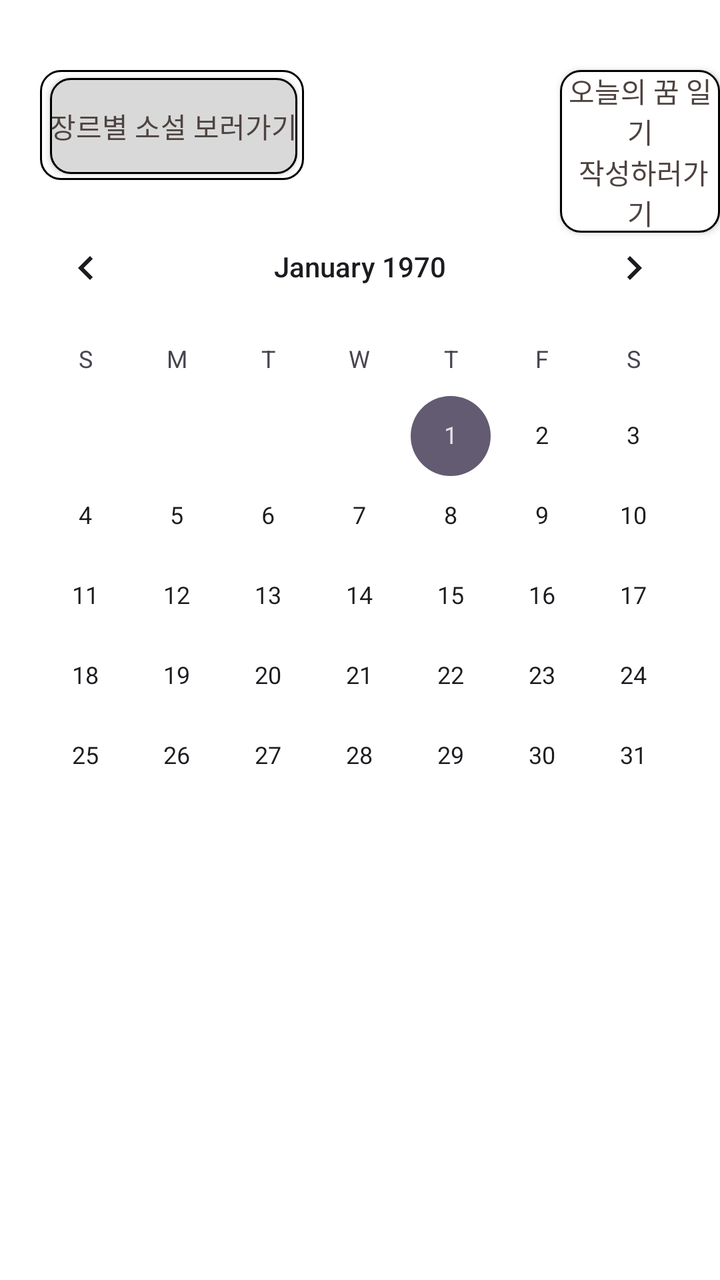
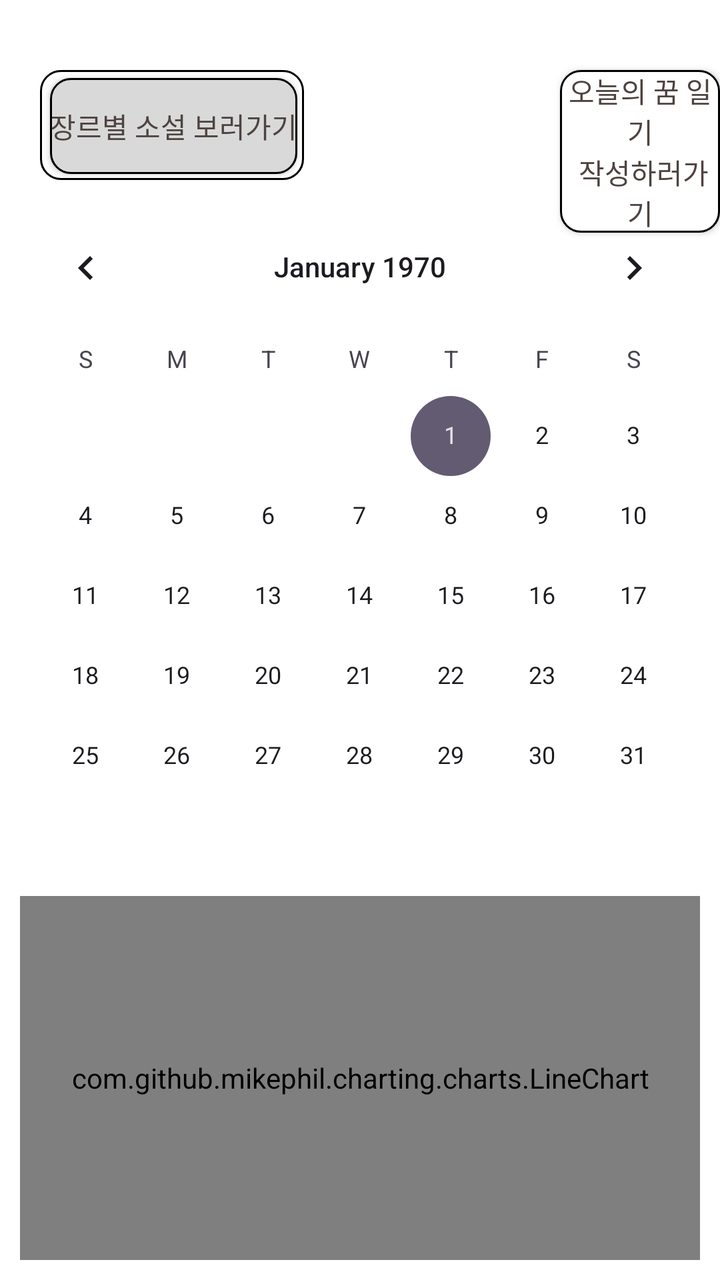

Two renders of the same Android screen: before a commit and after it. Below are the layout's source before the change and the commit's diff.
<!-- AndroidManifest.xml: application theme Theme.Material3.DayNight.NoActionBar -->
<!-- res/layout/home.xml -->
<?xml version="1.0" encoding="utf-8"?>
<RelativeLayout xmlns:android="http://schemas.android.com/apk/res/android"
    android:layout_width="match_parent"
    android:layout_height="match_parent"
    android:background="#ffffff">

    <View
        android:layout_width="132dp"
        android:layout_height="55dp"
        android:layout_marginStart="20dp"
        android:layout_marginTop="35dp"
        android:background="@drawable/rounded_button_2" />

    <android.widget.Button
        android:id="@+id/btn_nov"
        android:layout_width="wrap_content"
        android:layout_height="wrap_content"
        android:layout_marginTop="39dp"
        android:layout_marginStart="25dp"
        android:background="@drawable/rounded_button_1"
        android:text="@string/button_label"
        android:textColor="#4E4340"/>

    <android.widget.Button
        android:id="@+id/buttonGoToDiary"
        android:layout_width="wrap_content"
        android:layout_height="wrap_content"
        android:layout_marginTop="35dp"
        android:layout_marginStart="280dp"
        android:background="@drawable/rounded_button_2"
        android:text="@string/button_label_2"
        android:textColor="#4E4340"/>

    <CalendarView
        android:id="@+id/calendarView"
        android:layout_width="match_parent"
        android:layout_height="wrap_content"
        android:layout_centerHorizontal="true"
        android:layout_marginTop="100dp"/>

</RelativeLayout>
<!-- resources referenced by this layout -->
<resources>
  <!-- drawable rounded_button_1 (drawable) -->
  <?xml version="1.0" encoding="utf-8"?>
  <shape xmlns:android="http://schemas.android.com/apk/res/android">
      <solid android:color="#D9D9D9"/> 
      <corners android:radius="10dp"/> 
      <stroke android:color="#000000" android:width="1dp"/> 
  </shape>
  <!-- drawable rounded_button_2 (drawable) -->
  <?xml version="1.0" encoding="utf-8"?>
  <shape xmlns:android="http://schemas.android.com/apk/res/android">
      <solid android:color="#ffffff"/> 
      <corners android:radius="10dp"/> 
      <stroke android:color="#000000" android:width="1dp"/> 
  </shape>
  <string name="button_label">장르별 소설 보러가기</string>
  <string name="button_label_2">"오늘의 꿈 일기\n 작성하러가기"</string>
</resources>

<!-- the commit's change to res/layout/home.xml (unified diff, before → after) -->
@@ -38,4 +38,12 @@
         android:layout_centerHorizontal="true"
         android:layout_marginTop="100dp"/>
 
+    <com.github.mikephil.charting.charts.LineChart
+        android:id="@+id/barChart"
+        android:layout_width="match_parent"
+        android:layout_height="300dp"
+        android:layout_margin="10dp"
+        android:layout_below="@id/calendarView"
+        android:layout_marginTop="24dp" />
+
 </RelativeLayout>
